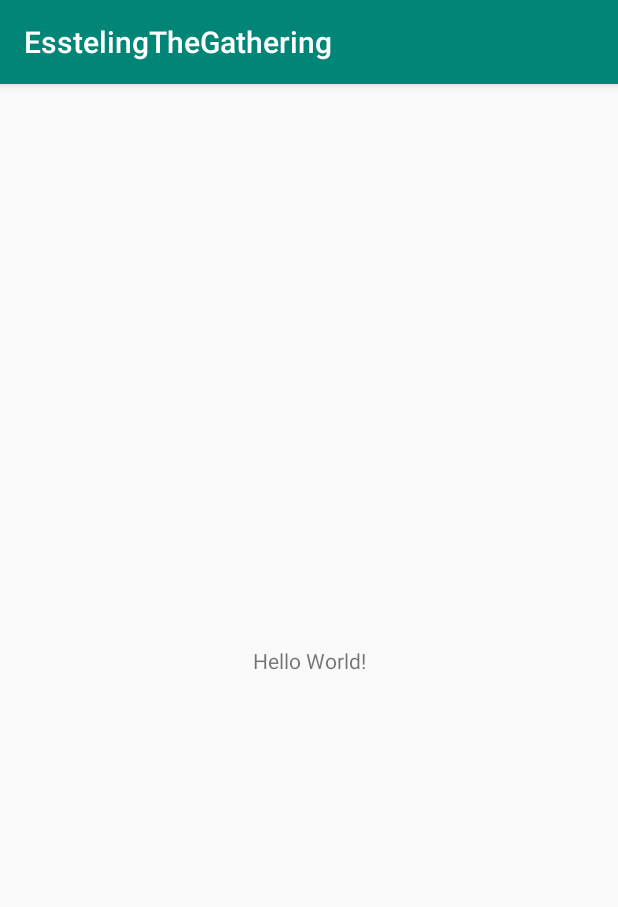
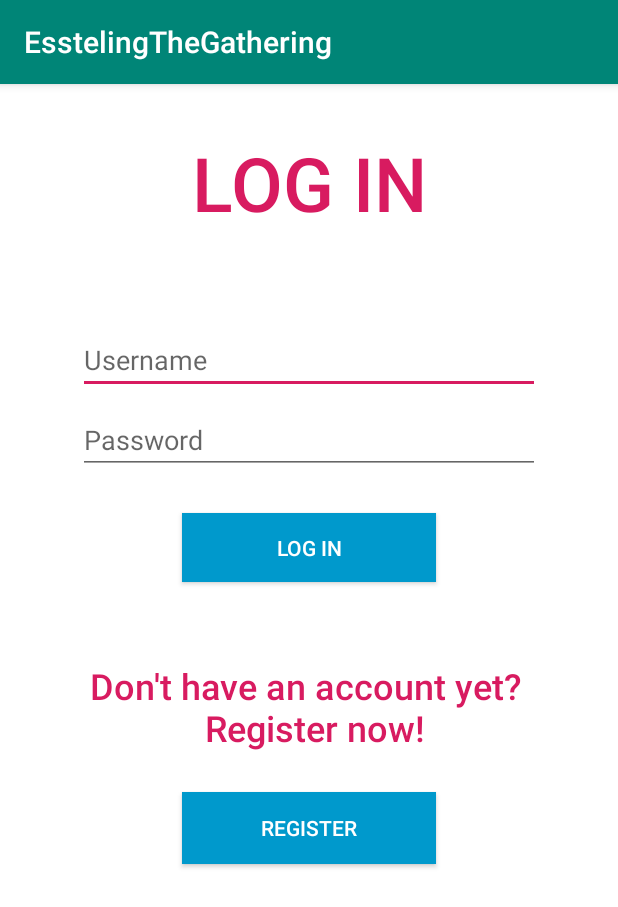
Before and after one commit to panda-assassin/Esstelingthegathering, an Android app: the screen it shows after launch (MainActivity), on a phone screen of 412 x 824 dp. Shown: the top 907 px of the screen. Run offline under Robolectric (Android 15) with nearby library versions, the light colour scheme and no system bars.

Commit message:
register button working

```diff
--- a/AndroidCode2/app/src/main/java/com/example/androidcode/LoginActivity.java
+++ b/AndroidCode2/app/src/main/java/com/example/androidcode/LoginActivity.java
@@ -8,11 +8,12 @@
 
 public class LoginActivity extends AppCompatActivity {
 
-    Button btn = findViewById(R.id.RegisterButton);
+
 
     protected void onCreate(Bundle savedInstanceState) {
         super.onCreate(savedInstanceState);
         setContentView(R.layout.activity_login);
+        Button btn = findViewById(R.id.RegisterButton);
         btn.setOnClickListener(new View.OnClickListener() {
             @Override
             public void onClick(View v) {
--- a/AndroidCode2/app/src/main/java/com/example/androidcode/MainActivity.java
+++ b/AndroidCode2/app/src/main/java/com/example/androidcode/MainActivity.java
@@ -1,9 +1,11 @@
 package com.example.androidcode;
 
+import android.content.Intent;
 import android.database.SQLException;
 import android.database.sqlite.SQLiteDatabase;
 import android.support.v7.app.AppCompatActivity;
 import android.os.Bundle;
+import android.view.View;
 import android.widget.Button;
 
 import java.io.IOException;
@@ -16,7 +18,7 @@
     protected void onCreate(Bundle savedInstanceState) {
         DBHelper = new DatabaseHelper(this);
 
-        Button btn = (Button)findViewById(R.id.RegisterButton);
+        //Button btn = (Button)findViewById(R.id.RegisterButton);
         try {
             DBHelper.updateDataBase();
         } catch(IOException e) {
@@ -34,6 +36,14 @@
 
 
         DBHelper.openDataBase();
+        Button btn = findViewById(R.id.RegisterButton);
+        btn.setOnClickListener(new View.OnClickListener() {
+            @Override
+            public void onClick(View v) {
+                Intent i = new Intent(MainActivity.this, RegisterActivity.class);
+                startActivity(i);
+            }
+        });
     }
 
 }
--- a/AndroidCode2/app/src/main/res/layout/activity_main.xml
+++ b/AndroidCode2/app/src/main/res/layout/activity_main.xml
@@ -4,15 +4,117 @@
     xmlns:tools="http://schemas.android.com/tools"
     android:layout_width="match_parent"
     android:layout_height="match_parent"
-    tools:context=".MainActivity">
+    android:background="@android:color/background_light">
 
     <TextView
+        android:id="@+id/LoginText"
+        android:layout_width="276dp"
+        android:layout_height="93dp"
+        android:layout_marginStart="8dp"
+        android:layout_marginTop="32dp"
+        android:layout_marginEnd="8dp"
+        android:fontFamily="sans-serif-medium"
+        android:text="@string/log_in"
+        android:textAlignment="center"
+        android:textColor="@color/colorAccent"
+        android:textColorHighlight="@color/colorAccent"
+        android:textSize="50sp"
+        app:layout_constraintEnd_toEndOf="parent"
+        app:layout_constraintStart_toStartOf="parent"
+        app:layout_constraintTop_toTopOf="parent" />
+
+    <EditText
+        android:id="@+id/LoginUsername"
+        android:layout_width="308dp"
+        android:layout_height="wrap_content"
+        android:layout_marginStart="8dp"
+        android:layout_marginTop="36dp"
+        android:layout_marginEnd="8dp"
+        android:autofillHints=""
+        android:ems="10"
+        android:hint="@string/username"
+        android:inputType="textPersonName"
+        app:layout_constraintEnd_toEndOf="parent"
+        app:layout_constraintStart_toStartOf="parent"
+        app:layout_constraintTop_toBottomOf="@+id/LoginText" />
+
+    <EditText
+        android:id="@+id/LoginPassword"
+        android:layout_width="0dp"
+        android:layout_height="wrap_content"
+        android:layout_marginTop="8dp"
+        android:ems="10"
+        android:hint="@string/password"
+        android:inputType="textPassword"
+        android:textColor="@color/colorAccent"
+        app:layout_constraintEnd_toEndOf="@+id/LoginUsername"
+        app:layout_constraintStart_toStartOf="@+id/LoginUsername"
+        app:layout_constraintTop_toBottomOf="@+id/LoginUsername" />
+
+    <Button
+        android:id="@+id/LogInButton"
+        android:layout_width="169dp"
+        android:layout_height="46dp"
+        android:layout_marginStart="8dp"
+        android:layout_marginTop="8dp"
+        android:layout_marginEnd="8dp"
+        android:layout_marginBottom="8dp"
+        android:background="@android:color/holo_blue_dark"
+        android:text="Log in"
+        android:textColor="@android:color/background_light"
+        app:layout_constraintBottom_toBottomOf="parent"
+        app:layout_constraintEnd_toEndOf="parent"
+        app:layout_constraintStart_toStartOf="parent"
+        app:layout_constraintTop_toBottomOf="@+id/LoginPassword"
+        app:layout_constraintVertical_bias="0.04000002" />
+
+    <TextView
+        android:id="@+id/RegisterInstructionText"
         android:layout_width="wrap_content"
         android:layout_height="wrap_content"
-        android:text="Hello World!"
+        android:layout_marginStart="8dp"
+        android:layout_marginTop="32dp"
+        android:layout_marginEnd="8dp"
+        android:fontFamily="sans-serif-medium"
+        android:text="@string/don_t_have_an_account_yet"
+        android:textAlignment="center"
+        android:textColor="@color/colorAccent"
+        android:textSize="24sp"
         app:layout_constraintBottom_toBottomOf="parent"
-        app:layout_constraintLeft_toLeftOf="parent"
-        app:layout_constraintRight_toRightOf="parent"
-        app:layout_constraintTop_toTopOf="parent" />
+        app:layout_constraintEnd_toEndOf="parent"
+        app:layout_constraintHorizontal_bias="0.508"
+        app:layout_constraintStart_toStartOf="parent"
+        app:layout_constraintTop_toBottomOf="@+id/LogInButton"
+        app:layout_constraintVertical_bias="0.060000002" />
 
+    <Button
+        android:id="@+id/RegisterButton"
+        android:layout_width="0dp"
+        android:layout_height="wrap_content"
+        android:layout_marginBottom="8dp"
+        android:background="@android:color/holo_blue_dark"
+        android:text="Register"
+        android:textColor="@android:color/background_light"
+        app:layout_constraintBottom_toBottomOf="parent"
+        app:layout_constraintEnd_toEndOf="@+id/LogInButton"
+        app:layout_constraintHorizontal_bias="0.0"
+        app:layout_constraintStart_toStartOf="@+id/LogInButton"
+        app:layout_constraintTop_toBottomOf="@+id/RegisterInstructionText"
+        app:layout_constraintVertical_bias="0.100000024" />
+
+    <android.support.constraint.Guideline
+        android:id="@+id/guideline"
+        android:layout_width="wrap_content"
+        android:layout_height="wrap_content"
+        android:background="#B9F6CA"
+        android:backgroundTint="#B9F6CA"
+        android:orientation="vertical"
+        app:layout_constraintGuide_percent="0.5" />
+
+    <android.support.constraint.Guideline
+        android:id="@+id/guideline2"
+        android:layout_width="wrap_content"
+        android:layout_height="wrap_content"
+        android:orientation="horizontal"
+        app:layout_constraintGuide_percent="0.5" />
 </android.support.constraint.ConstraintLayout>
```
